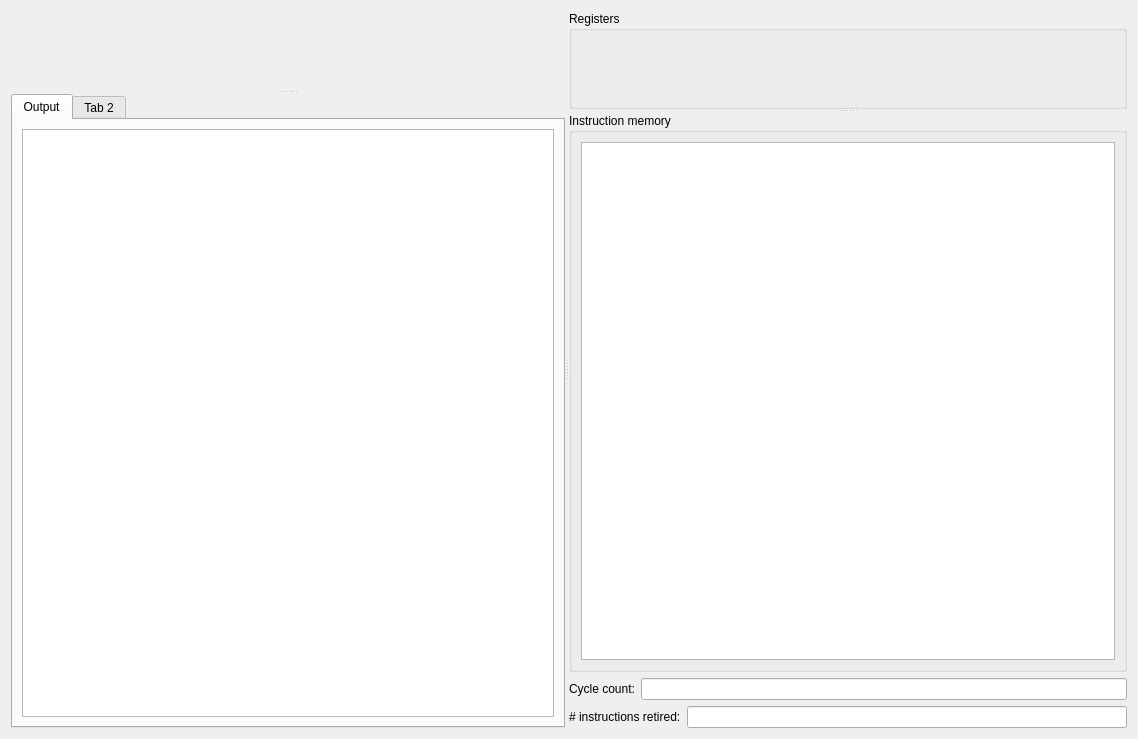
Before: the Qt Designer form src/processortab.ui in mortbopet/Ripes, drawn with Qt 5.
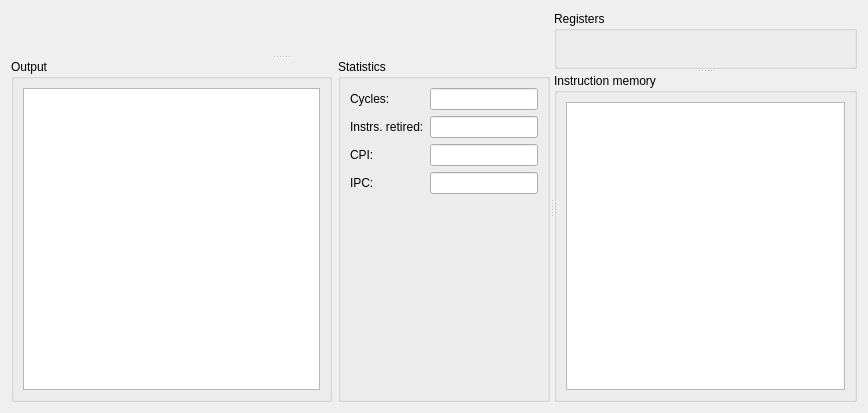
After: the same form once the commit is applied. The open tabs and pages were chosen to show the change. Custom widgets are drawn as their Qt base class.

Commit message: Add CPI and IPC to statistics

Patch:
```diff
--- a/src/processortab.ui
+++ b/src/processortab.ui
@@ -6,25 +6,19 @@
    <rect>
     <x>0</x>
     <y>0</y>
-    <width>1138</width>
-    <height>739</height>
+    <width>868</width>
+    <height>413</height>
    </rect>
   </property>
   <property name="windowTitle">
    <string>Form</string>
   </property>
-  <layout class="QGridLayout" name="gridLayout_5">
+  <layout class="QGridLayout" name="gridLayout">
    <item row="0" column="0">
     <widget class="QSplitter" name="viewSplitter">
      <property name="orientation">
       <enum>Qt::Horizontal</enum>
      </property>
-     <property name="childrenCollapsible">
-      <bool>false</bool>
-     </property>
-     <widget class="QWidget" name="layoutWidget">
-      <layout class="QVBoxLayout" name="verticalLayout" stretch="0">
-       <item>
         <widget class="QSplitter" name="pipelinesplitter">
          <property name="orientation">
           <enum>Qt::Vertical</enum>
@@ -40,33 +34,14 @@
            </sizepolicy>
           </property>
          </widget>
-         <widget class="QTabWidget" name="consolesTab">
-          <property name="sizePolicy">
-           <sizepolicy hsizetype="Expanding" vsizetype="MinimumExpanding">
-            <horstretch>0</horstretch>
-            <verstretch>0</verstretch>
-           </sizepolicy>
-          </property>
-          <property name="minimumSize">
-           <size>
-            <width>0</width>
-            <height>150</height>
-           </size>
-          </property>
-          <property name="currentIndex">
-           <number>1</number>
-          </property>
-          <widget class="QWidget" name="tab">
-           <property name="minimumSize">
-            <size>
-             <width>0</width>
-             <height>0</height>
-            </size>
-           </property>
-           <attribute name="title">
+      <widget class="QWidget" name="horizontalLayoutWidget_2">
+       <layout class="QHBoxLayout" name="horizontalLayout_2" stretch="0,0">
+        <item>
+         <widget class="QGroupBox" name="groupBox_4">
+          <property name="title">
             <string>Output</string>
-           </attribute>
-           <layout class="QGridLayout" name="gridLayout">
+          </property>
+          <layout class="QGridLayout" name="gridLayout_6">
             <item row="0" column="0">
              <widget class="QPlainTextEdit" name="console">
               <property name="sizePolicy">
@@ -85,18 +60,151 @@
             </item>
            </layout>
           </widget>
-          <widget class="QWidget" name="tab_2">
-           <attribute name="title">
-            <string>Tab 2</string>
-           </attribute>
-          </widget>
-         </widget>
-        </widget>
-       </item>
-      </layout>
+        </item>
+        <item>
+         <widget class="QGroupBox" name="groupBox_2">
+          <property name="title">
+           <string>Statistics</string>
+          </property>
+          <layout class="QGridLayout" name="gridLayout_8">
+           <item row="0" column="0">
+            <layout class="QGridLayout" name="gridLayout_7">
+             <item row="2" column="0">
+              <widget class="QLabel" name="label">
+               <property name="text">
+                <string>CPI:</string>
+               </property>
+              </widget>
+             </item>
+             <item row="0" column="0">
+              <widget class="QLabel" name="label_3">
+               <property name="sizePolicy">
+                <sizepolicy hsizetype="Preferred" vsizetype="Preferred">
+                 <horstretch>0</horstretch>
+                 <verstretch>0</verstretch>
+                </sizepolicy>
+               </property>
+               <property name="text">
+                <string>&lt;html&gt;&lt;head/&gt;&lt;body&gt;&lt;p&gt;Cycles:&lt;/p&gt;&lt;/body&gt;&lt;/html&gt;</string>
+               </property>
+               <property name="textFormat">
+                <enum>Qt::RichText</enum>
+               </property>
+              </widget>
+             </item>
+             <item row="0" column="1">
+              <widget class="QLineEdit" name="cycleCount">
+               <property name="sizePolicy">
+                <sizepolicy hsizetype="Preferred" vsizetype="Fixed">
+                 <horstretch>0</horstretch>
+                 <verstretch>0</verstretch>
+                </sizepolicy>
+               </property>
+               <property name="alignment">
+                <set>Qt::AlignRight|Qt::AlignTrailing|Qt::AlignVCenter</set>
+               </property>
+               <property name="readOnly">
+                <bool>true</bool>
+               </property>
+              </widget>
+             </item>
+             <item row="1" column="0">
+              <widget class="QLabel" name="nInstrExecutedLabel">
+               <property name="sizePolicy">
+                <sizepolicy hsizetype="Preferred" vsizetype="Preferred">
+                 <horstretch>0</horstretch>
+                 <verstretch>0</verstretch>
+                </sizepolicy>
+               </property>
+               <property name="text">
+                <string>&lt;html&gt;&lt;head/&gt;&lt;body&gt;&lt;p&gt;Instrs. retired:&lt;/p&gt;&lt;/body&gt;&lt;/html&gt;</string>
+               </property>
+              </widget>
+             </item>
+             <item row="2" column="1">
+              <widget class="QLineEdit" name="cpi">
+               <property name="sizePolicy">
+                <sizepolicy hsizetype="Preferred" vsizetype="Fixed">
+                 <horstretch>0</horstretch>
+                 <verstretch>0</verstretch>
+                </sizepolicy>
+               </property>
+               <property name="minimumSize">
+                <size>
+                 <width>0</width>
+                 <height>0</height>
+                </size>
+               </property>
+               <property name="alignment">
+                <set>Qt::AlignRight|Qt::AlignTrailing|Qt::AlignVCenter</set>
+               </property>
+              </widget>
+             </item>
+             <item row="1" column="1">
+              <widget class="QLineEdit" name="instructionsRetired">
+               <property name="sizePolicy">
+                <sizepolicy hsizetype="Preferred" vsizetype="Fixed">
+                 <horstretch>0</horstretch>
+                 <verstretch>0</verstretch>
+                </sizepolicy>
+               </property>
+               <property name="alignment">
+                <set>Qt::AlignRight|Qt::AlignTrailing|Qt::AlignVCenter</set>
+               </property>
+               <property name="readOnly">
+                <bool>true</bool>
+               </property>
+              </widget>
+             </item>
+             <item row="3" column="0">
+              <widget class="QLabel" name="label_2">
+               <property name="text">
+                <string>IPC:</string>
+               </property>
+              </widget>
+             </item>
+             <item row="3" column="1">
+              <widget class="QLineEdit" name="ipc">
+               <property name="sizePolicy">
+                <sizepolicy hsizetype="Preferred" vsizetype="Preferred">
+                 <horstretch>0</horstretch>
+                 <verstretch>0</verstretch>
+                </sizepolicy>
+               </property>
+               <property name="minimumSize">
+                <size>
+                 <width>0</width>
+                 <height>0</height>
+                </size>
+               </property>
+               <property name="alignment">
+                <set>Qt::AlignRight|Qt::AlignTrailing|Qt::AlignVCenter</set>
+               </property>
+              </widget>
+             </item>
+            </layout>
+           </item>
+           <item row="1" column="0">
+            <spacer name="verticalSpacer">
+             <property name="orientation">
+              <enum>Qt::Vertical</enum>
+             </property>
+             <property name="sizeHint" stdset="0">
+              <size>
+               <width>20</width>
+               <height>40</height>
+              </size>
+             </property>
+            </spacer>
+           </item>
+          </layout>
+         </widget>
+        </item>
+       </layout>
+      </widget>
      </widget>
      <widget class="QWidget" name="verticalLayoutWidget">
-      <layout class="QVBoxLayout" name="verticalLayout_4" stretch="0,0,0">
+      <layout class="QVBoxLayout" name="verticalLayout_4" stretch="0">
        <item>
         <layout class="QGridLayout" name="gridLayout_4">
          <item row="0" column="0">
@@ -157,54 +265,6 @@
          </item>
         </layout>
        </item>
-       <item>
-        <layout class="QHBoxLayout" name="horizontalLayout_4">
-         <item>
-          <widget class="QLabel" name="label_3">
-           <property name="text">
-            <string>Cycle count:</string>
-           </property>
-          </widget>
-         </item>
-         <item>
-          <widget class="QLineEdit" name="cycleCount">
-           <property name="sizePolicy">
-            <sizepolicy hsizetype="MinimumExpanding" vsizetype="Fixed">
-             <horstretch>0</horstretch>
-             <verstretch>0</verstretch>
-            </sizepolicy>
-           </property>
-           <property name="readOnly">
-            <bool>true</bool>
-           </property>
-          </widget>
-         </item>
-        </layout>
-       </item>
-       <item>
-        <layout class="QHBoxLayout" name="horizontalLayout_3">
-         <item>
-          <widget class="QLabel" name="nInstrExecutedLabel">
-           <property name="text">
-            <string># instructions retired:</string>
-           </property>
-          </widget>
-         </item>
-         <item>
-          <widget class="QLineEdit" name="instructionsRetired">
-           <property name="sizePolicy">
-            <sizepolicy hsizetype="MinimumExpanding" vsizetype="Fixed">
-             <horstretch>0</horstretch>
-             <verstretch>0</verstretch>
-            </sizepolicy>
-           </property>
-           <property name="readOnly">
-            <bool>true</bool>
-           </property>
-          </widget>
-         </item>
-        </layout>
-       </item>
       </layout>
      </widget>
     </widget>
```
Left out of the diff: 3 changed lines with no effect on the pictures. Lines whose indentation alone changed are shown as unchanged. The commit also changes 1 other file.
